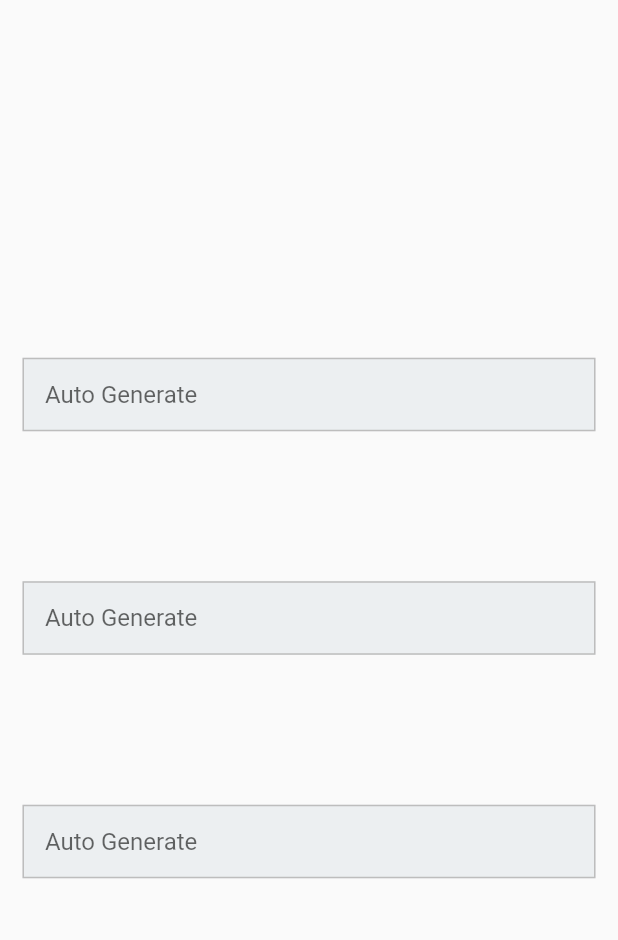
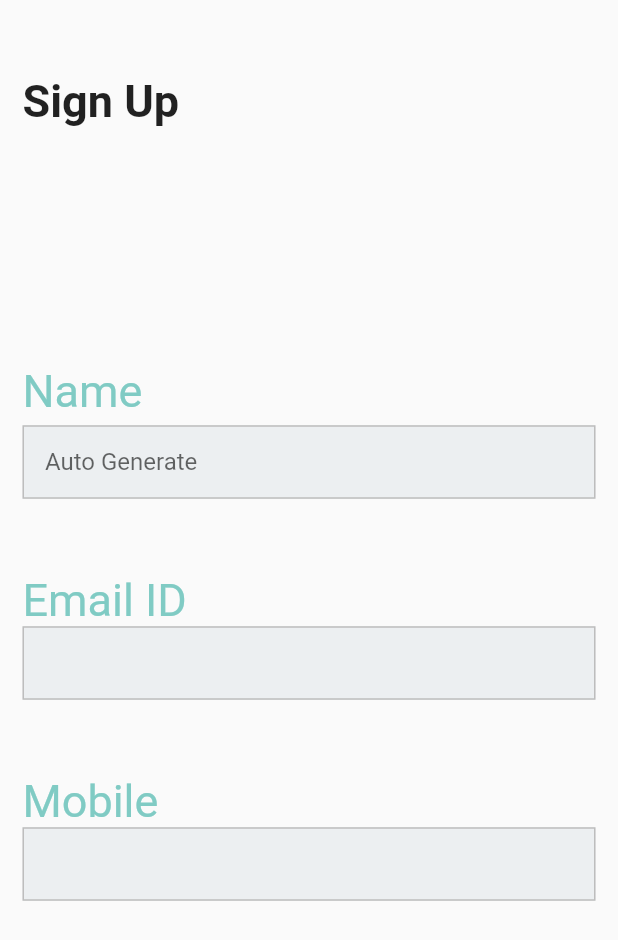
Before and after one commit to rutanshuj/ArionMobileApp, a Flutter app: the SignUpPage screen opened directly, on a phone screen of 412 x 824 dp. Shown: the top 940 px of the screen. Run offline on Flutter 3.47's test engine with Material 2 defaults, Android fonts, the phone set to English and light mode, and no system bars.

Commit message:
Sign Up Page FrontEnd partial

```diff
--- a/lib/screens/signup.dart
+++ b/lib/screens/signup.dart
@@ -30,6 +30,17 @@ class SignUpPageState extends State<SignUpPage>{
     return new Scaffold(
       body: new Stack(
         children: <Widget>[
+          new Container(
+              padding: const EdgeInsets.fromLTRB(15, 30, 0, 0),
+              child: Text(
+                "Sign Up",
+                style: TextStyle(
+                  fontSize: 30,
+                  height: 2,
+                  fontWeight: FontWeight.bold,
+                ),
+              )
+          ),
           new Form(
             child: Container(
               padding: const EdgeInsets.all(15),
@@ -38,6 +49,13 @@ class SignUpPageState extends State<SignUpPage>{
                 mainAxisAlignment: MainAxisAlignment.center,
                 crossAxisAlignment: CrossAxisAlignment.center,
                 children: <Widget>[
+                  Align(
+                    alignment: Alignment.centerLeft,
+                    child: Text(
+                      "Name",
+                      style: TextStyle(color: Color(0xFF80cbc4), fontSize: 30, height: 2)
+                    )
+                  ),
                   TextField(
                     decoration: InputDecoration(
                       filled: true,
@@ -54,12 +72,18 @@ class SignUpPageState extends State<SignUpPage>{
                       ),
                     ),
                   ),
-                  SizedBox(height: 100.0,),
+                  SizedBox(height: 50.0),
+                  Align(
+                      alignment: Alignment.centerLeft,
+                      child: Text(
+                          "Email ID",
+                          style: TextStyle(color: Color(0xFF80cbc4), fontSize: 30)
+                      )
+                  ),
                   TextField(
                     decoration: InputDecoration(
                       filled: true,
                       fillColor: Color(0xFFeceff1),
-                      hintText: 'Auto Generate',
                       contentPadding: const EdgeInsets.all(15.0),
                       enabledBorder: OutlineInputBorder(
                           borderRadius: BorderRadius.circular(0),
@@ -71,12 +95,18 @@ class SignUpPageState extends State<SignUpPage>{
                       ),
                     ),
                   ),
-                  SizedBox(height: 100.0,),
+                  SizedBox(height: 50.0,),
+                  Align(
+                      alignment: Alignment.centerLeft,
+                      child: Text(
+                          "Mobile",
+                          style: TextStyle(color: Color(0xFF80cbc4), fontSize: 30)
+                      )
+                  ),
                   TextField(
                     decoration: InputDecoration(
                       filled: true,
                       fillColor: Color(0xFFeceff1),
-                      hintText: 'Auto Generate',
                       contentPadding: const EdgeInsets.all(15.0),
                       enabledBorder: OutlineInputBorder(
                           borderRadius: BorderRadius.circular(0),
```
